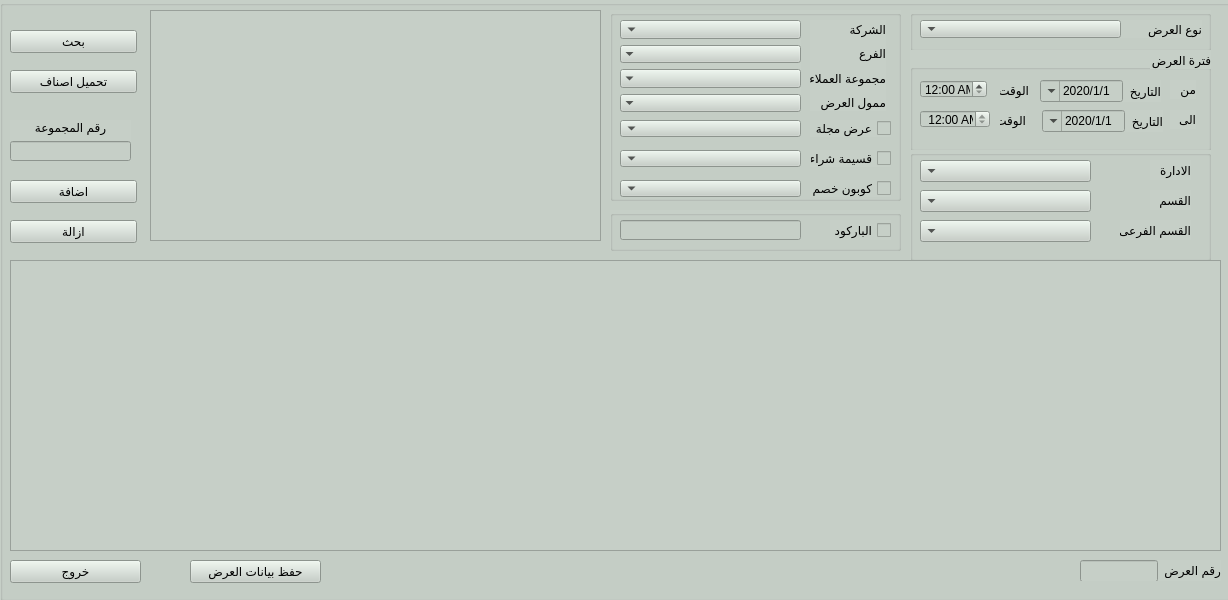
Qt form presentation/promotion_ui/Promotion_create.ui (shymaa123456/HyperPOS2020) before a commit.
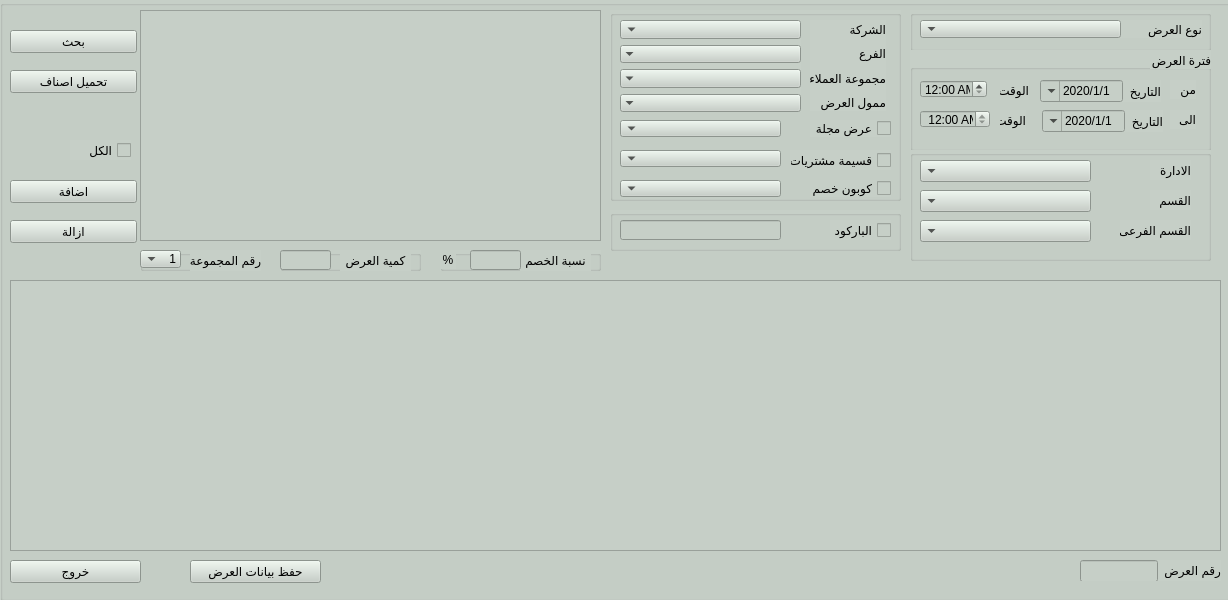
The same form after that commit.

Commit message: PROMOTION UPDATE1

The edit to the form file:
```diff
--- a/presentation/promotion_ui/Promotion_create.ui
+++ b/presentation/promotion_ui/Promotion_create.ui
@@ -182,7 +182,7 @@
       <rect>
        <x>10</x>
        <y>110</y>
-       <width>181</width>
+       <width>161</width>
        <height>17</height>
       </rect>
      </property>
@@ -190,17 +190,17 @@
     <widget class="QCheckBox" name="QcheckBox_magazine_3">
      <property name="geometry">
       <rect>
-       <x>200</x>
+       <x>180</x>
        <y>140</y>
-       <width>81</width>
-       <height>17</height>
+       <width>101</width>
+       <height>20</height>
       </rect>
      </property>
      <property name="layoutDirection">
       <enum>Qt::RightToLeft</enum>
      </property>
      <property name="text">
-      <string>قسيمة شراء</string>
+      <string>قسيمة مشتريات</string>
      </property>
     </widget>
     <widget class="QComboBox" name="Qcombo_magazine_2">
@@ -208,7 +208,7 @@
       <rect>
        <x>10</x>
        <y>140</y>
-       <width>181</width>
+       <width>161</width>
        <height>17</height>
       </rect>
      </property>
@@ -234,7 +234,7 @@
       <rect>
        <x>10</x>
        <y>170</y>
-       <width>181</width>
+       <width>161</width>
        <height>17</height>
       </rect>
      </property>
@@ -625,10 +625,13 @@
       <rect>
        <x>10</x>
        <y>10</y>
-       <width>181</width>
+       <width>161</width>
        <height>20</height>
       </rect>
      </property>
+     <property name="text">
+      <string/>
+     </property>
      <property name="alignment">
       <set>Qt::AlignCenter</set>
      </property>
@@ -653,9 +656,9 @@
    <widget class="QTableWidget" name="tableWidget">
     <property name="geometry">
      <rect>
-      <x>150</x>
+      <x>140</x>
       <y>10</y>
-      <width>451</width>
+      <width>461</width>
       <height>231</height>
      </rect>
     </property>
@@ -729,9 +732,9 @@
     <property name="geometry">
      <rect>
       <x>10</x>
-      <y>260</y>
+      <y>280</y>
       <width>1211</width>
-      <height>291</height>
+      <height>271</height>
      </rect>
     </property>
     <layout class="QGridLayout" name="gridLayout_7">
@@ -743,10 +746,10 @@
    <widget class="QGroupBox" name="groupBox_8">
     <property name="geometry">
      <rect>
-      <x>10</x>
-      <y>120</y>
+      <x>140</x>
+      <y>250</y>
       <width>121</width>
-      <height>41</height>
+      <height>21</height>
      </rect>
     </property>
     <property name="layoutDirection">
@@ -758,10 +761,10 @@
     <widget class="QWidget" name="horizontalLayoutWidget_2">
      <property name="geometry">
       <rect>
-       <x>0</x>
+       <x>50</x>
        <y>0</y>
-       <width>121</width>
-       <height>41</height>
+       <width>71</width>
+       <height>21</height>
       </rect>
      </property>
      <layout class="QVBoxLayout" name="verticalLayout">
@@ -775,18 +778,43 @@
         </property>
        </widget>
       </item>
-      <item>
-       <widget class="QLineEdit" name="Qline_group">
-        <property name="enabled">
-         <bool>true</bool>
-        </property>
-        <property name="alignment">
-         <set>Qt::AlignCenter</set>
-        </property>
-       </widget>
-      </item>
      </layout>
     </widget>
+    <widget class="QComboBox" name="Qcombo_magazine_4">
+     <property name="geometry">
+      <rect>
+       <x>0</x>
+       <y>0</y>
+       <width>41</width>
+       <height>18</height>
+      </rect>
+     </property>
+     <item>
+      <property name="text">
+       <string>1</string>
+      </property>
+     </item>
+     <item>
+      <property name="text">
+       <string>2</string>
+      </property>
+     </item>
+     <item>
+      <property name="text">
+       <string>3</string>
+      </property>
+     </item>
+     <item>
+      <property name="text">
+       <string>4</string>
+      </property>
+     </item>
+     <item>
+      <property name="text">
+       <string>5</string>
+      </property>
+     </item>
+    </widget>
    </widget>
    <widget class="QPushButton" name="Qbtn_remove">
     <property name="geometry">
@@ -801,6 +829,146 @@
      <string>ازالة</string>
     </property>
    </widget>
+   <widget class="QGroupBox" name="groupBox_9">
+    <property name="geometry">
+     <rect>
+      <x>440</x>
+      <y>250</y>
+      <width>161</width>
+      <height>21</height>
+     </rect>
+    </property>
+    <property name="layoutDirection">
+     <enum>Qt::RightToLeft</enum>
+    </property>
+    <property name="title">
+     <string/>
+    </property>
+    <widget class="QWidget" name="horizontalLayoutWidget_3">
+     <property name="geometry">
+      <rect>
+       <x>80</x>
+       <y>0</y>
+       <width>71</width>
+       <height>21</height>
+      </rect>
+     </property>
+     <layout class="QVBoxLayout" name="verticalLayout_4">
+      <item>
+       <widget class="QLabel" name="label_17">
+        <property name="text">
+         <string>نسبة الخصم</string>
+        </property>
+        <property name="alignment">
+         <set>Qt::AlignCenter</set>
+        </property>
+       </widget>
+      </item>
+     </layout>
+    </widget>
+    <widget class="QLineEdit" name="QLilne_Barcode_2">
+     <property name="enabled">
+      <bool>true</bool>
+     </property>
+     <property name="geometry">
+      <rect>
+       <x>30</x>
+       <y>0</y>
+       <width>51</width>
+       <height>20</height>
+      </rect>
+     </property>
+     <property name="alignment">
+      <set>Qt::AlignCenter</set>
+     </property>
+    </widget>
+    <widget class="QLabel" name="label_18">
+     <property name="geometry">
+      <rect>
+       <x>0</x>
+       <y>0</y>
+       <width>16</width>
+       <height>19</height>
+      </rect>
+     </property>
+     <property name="text">
+      <string>%</string>
+     </property>
+     <property name="alignment">
+      <set>Qt::AlignCenter</set>
+     </property>
+    </widget>
+   </widget>
+   <widget class="QGroupBox" name="groupBox_10">
+    <property name="geometry">
+     <rect>
+      <x>280</x>
+      <y>250</y>
+      <width>141</width>
+      <height>21</height>
+     </rect>
+    </property>
+    <property name="layoutDirection">
+     <enum>Qt::RightToLeft</enum>
+    </property>
+    <property name="title">
+     <string/>
+    </property>
+    <widget class="QWidget" name="horizontalLayoutWidget_4">
+     <property name="geometry">
+      <rect>
+       <x>60</x>
+       <y>0</y>
+       <width>71</width>
+       <height>21</height>
+      </rect>
+     </property>
+     <layout class="QVBoxLayout" name="verticalLayout_5">
+      <item>
+       <widget class="QLabel" name="label_19">
+        <property name="text">
+         <string>كمية العرض</string>
+        </property>
+        <property name="alignment">
+         <set>Qt::AlignCenter</set>
+        </property>
+       </widget>
+      </item>
+     </layout>
+    </widget>
+    <widget class="QLineEdit" name="QLilne_Barcode_3">
+     <property name="enabled">
+      <bool>true</bool>
+     </property>
+     <property name="geometry">
+      <rect>
+       <x>0</x>
+       <y>0</y>
+       <width>51</width>
+       <height>20</height>
+      </rect>
+     </property>
+     <property name="alignment">
+      <set>Qt::AlignCenter</set>
+     </property>
+    </widget>
+   </widget>
+   <widget class="QCheckBox" name="QcheckBox_all">
+    <property name="geometry">
+     <rect>
+      <x>70</x>
+      <y>140</y>
+      <width>61</width>
+      <height>20</height>
+     </rect>
+    </property>
+    <property name="layoutDirection">
+     <enum>Qt::RightToLeft</enum>
+    </property>
+    <property name="text">
+     <string>الكل</string>
+    </property>
+   </widget>
   </widget>
  </widget>
  <resources/>
```
Left out of the diff: 6 changed lines with no effect on the pictures. The commit also changes 2 other files.
